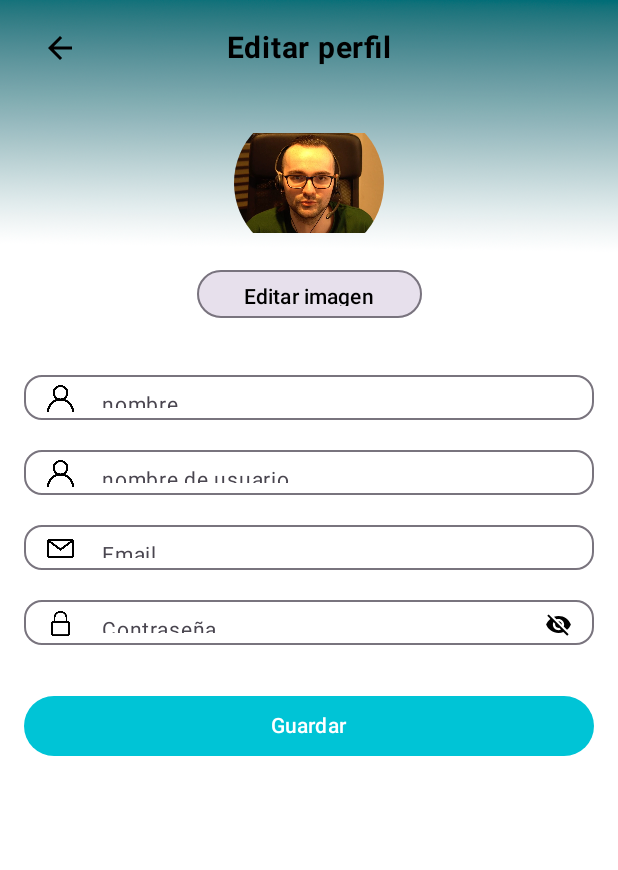
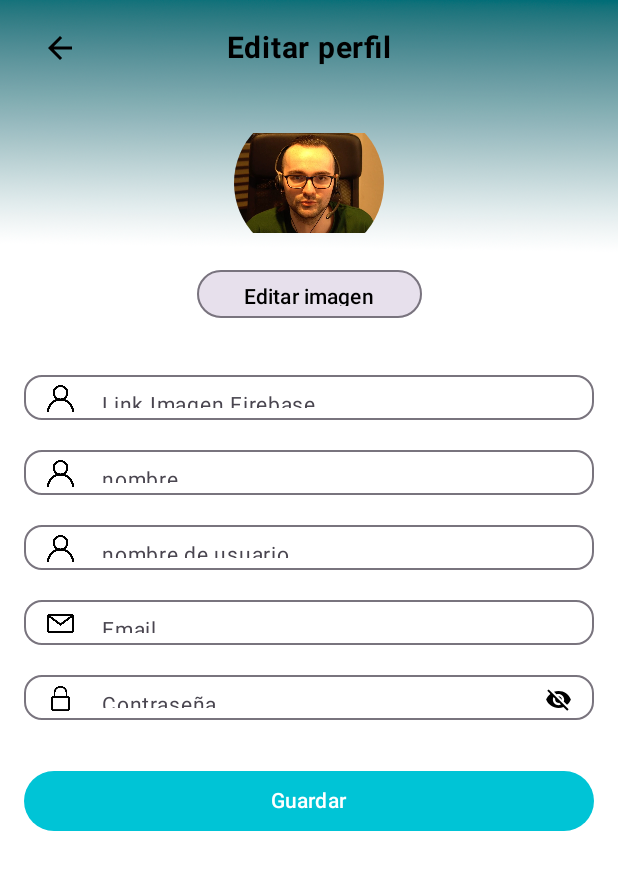
Before and after one commit to SPMBC11/Proyecto_Movil, an Android app built with Jetpack Compose: the @Preview function EditarPerfilPreviewLight, on a phone screen of 412 x 824 dp. Shown: the top 870 px of the screen. Run offline under Robolectric (Android 15) with nearby library versions, the light colour scheme and no system bars; pictures from the network do not load.

Commit message:
Se agrego modificacion de imagen de perfil mediante URL

```diff
--- a/app/src/main/java/com/example/proyecto_movil/ui/Screens/EditProfile/EditarPerfil.kt
+++ b/app/src/main/java/com/example/proyecto_movil/ui/Screens/EditProfile/EditarPerfil.kt
@@ -1,5 +1,8 @@
 package com.example.proyecto_movil.ui.Screens.EditProfile
 
+import android.net.Uri
+import androidx.activity.compose.rememberLauncherForActivityResult
+import androidx.activity.result.contract.ActivityResultContracts
 import androidx.compose.foundation.Image
 import androidx.compose.foundation.isSystemInDarkTheme
 import androidx.compose.foundation.layout.*
@@ -14,6 +17,7 @@ import androidx.compose.runtime.*
 import androidx.compose.ui.Alignment
 import androidx.compose.ui.Modifier
 import androidx.compose.ui.draw.clip
+import androidx.compose.ui.platform.LocalContext
 import androidx.compose.ui.res.painterResource
 import androidx.compose.ui.res.stringResource
 import androidx.compose.ui.text.font.FontWeight
@@ -22,6 +26,8 @@ import androidx.compose.ui.text.input.VisualTransformation
 import androidx.compose.ui.tooling.preview.Preview
 import androidx.compose.ui.unit.dp
 import androidx.compose.ui.unit.sp
+import coil.compose.AsyncImage
+import coil.request.ImageRequest
 import com.example.proyecto_movil.R
 import com.example.proyecto_movil.ui.theme.Proyecto_movilTheme
 import com.example.proyecto_movil.ui.utils.BotonEditarImagen
@@ -36,6 +42,15 @@ fun EditarPerfilScreen(
     onSaved: () -> Unit = {}
 ) {
     val state by viewModel.uiState.collectAsState()
+    val context = LocalContext.current
+    val picker = rememberLauncherForActivityResult(
+        contract = ActivityResultContracts.GetContent()
+    ) { uri: Uri? ->
+        if (uri != null) {
+            val fakeUrl = uri.toString()
+            viewModel.uploadAvatarUrlAfterPicker(fakeUrl)
+        }
+    }
 
     LaunchedEffect(state.navigateBack, state.navigateSaved) {
         if (state.navigateBack) {
@@ -81,25 +96,36 @@ fun EditarPerfilScreen(
 
             Spacer(Modifier.height(16.dp))
 
-            Image(
-                painter = painterResource(id = state.avatarRes),
-                contentDescription = "Avatar",
-                modifier = Modifier
-                    .size(100.dp)
-                    .clip(CircleShape)
-            )
+            if (state.avatarUrl.isNotBlank()) {
+                AsyncImage(
+                    model = ImageRequest.Builder(context).data(state.avatarUrl).crossfade(true).build(),
+                    contentDescription = "Avatar",
+                    modifier = Modifier.size(100.dp).clip(CircleShape)
+                )
+            } else {
+                Image(
+                    painter = painterResource(id = state.avatarRes),
+                    contentDescription = "Avatar",
+                    modifier = Modifier.size(100.dp).clip(CircleShape)
+                )
+            }
 
             Spacer(Modifier.height(8.dp))
 
             BotonEditarImagen(
                 "Editar imagen",
-                onClick = { },
-                modifier = Modifier
-                    .height(32.dp)
-                    .width(150.dp)
+                onClick = { picker.launch("image/*") },
+                modifier = Modifier.height(32.dp).width(150.dp)
             )
 
             Spacer(Modifier.height(24.dp))
+
+            CompactTextField(
+                value = state.avatarUrl,
+                onValueChange = viewModel::updateAvatarUrl,
+                label = "Link Imagen Firebase",
+                icon = R.drawable.usuario
+            )
 
             CompactTextField(
                 value = state.nombrePersona,
@@ -178,8 +204,7 @@ fun CompactTextField(
             {
                 IconButton(onClick = onTogglePassword) {
                     Icon(
-                        imageVector = if (mostrarPassword) Icons.Default.Visibility
-                        else Icons.Default.VisibilityOff,
+                        imageVector = if (mostrarPassword) Icons.Default.Visibility else Icons.Default.VisibilityOff,
                         contentDescription = "Toggle password",
                         modifier = Modifier.size(18.dp),
                         tint = MaterialTheme.colorScheme.onSurface
@@ -190,14 +215,8 @@ fun CompactTextField(
         singleLine = true,
         shape = RoundedCornerShape(12.dp),
         textStyle = LocalTextStyle.current.copy(fontSize = 14.sp),
-        visualTransformation = if (isPassword && !mostrarPassword)
-            PasswordVisualTransformation()
-        else
-            VisualTransformation.None,
-        modifier = Modifier
-            .fillMaxWidth()
-            .height(50.dp)
-            .padding(vertical = 6.dp),
+        visualTransformation = if (isPassword && !mostrarPassword) PasswordVisualTransformation() else VisualTransformation.None,
+        modifier = Modifier.fillMaxWidth().height(50.dp).padding(vertical = 6.dp),
         colors = OutlinedTextFieldDefaults.colors(
             focusedBorderColor = MaterialTheme.colorScheme.primary,
             unfocusedBorderColor = MaterialTheme.colorScheme.outline,
@@ -216,9 +235,7 @@ fun EditarPerfilPreviewLight() {
     Proyecto_movilTheme(useDarkTheme = false) {
         Surface(color = MaterialTheme.colorScheme.background) {
             val vm = remember { EditProfileViewModel() }
-            EditarPerfilScreen(
-                viewModel = vm
-            )
+            EditarPerfilScreen(viewModel = vm)
         }
     }
 }
@@ -229,9 +246,7 @@ fun EditarPerfilPreviewDark() {
     Proyecto_movilTheme(useDarkTheme = true) {
         Surface(color = MaterialTheme.colorScheme.background) {
             val vm = remember { EditProfileViewModel() }
-            EditarPerfilScreen(
-                viewModel = vm
-            )
+            EditarPerfilScreen(viewModel = vm)
         }
     }
 }
--- a/app/src/main/java/com/example/proyecto_movil/ui/Screens/EditProfile/EditarState.kt
+++ b/app/src/main/java/com/example/proyecto_movil/ui/Screens/EditProfile/EditarState.kt
@@ -4,6 +4,7 @@ import com.example.proyecto_movil.R
 
 data class EditProfileState(
     val avatarRes: Int = R.drawable.xocas,
+    val avatarUrl: String = "",
     val nombrePersona: String = "",
     val nombreUsuario: String = "",
     val email: String = "",
--- a/app/src/main/java/com/example/proyecto_movil/ui/Screens/EditProfile/EditarViewModel.kt
+++ b/app/src/main/java/com/example/proyecto_movil/ui/Screens/EditProfile/EditarViewModel.kt
@@ -1,11 +1,12 @@
 package com.example.proyecto_movil.ui.Screens.EditProfile
 
+import android.net.Uri
 import androidx.lifecycle.ViewModel
-import dagger.hilt.android.lifecycle.HiltViewModel
-import javax.inject.Inject
+import androidx.lifecycle.viewModelScope
 import kotlinx.coroutines.flow.MutableStateFlow
 import kotlinx.coroutines.flow.StateFlow
 import kotlinx.coroutines.flow.update
+import kotlinx.coroutines.launch
 
 class EditProfileViewModel : ViewModel() {
     private val _uiState = MutableStateFlow(EditProfileState())
@@ -29,4 +30,12 @@ class EditProfileViewModel : ViewModel() {
     fun updateEmail(v: String) = _uiState.update { it.copy(email = v) }
     fun updatePassword(v: String) = _uiState.update { it.copy(password = v) }
     fun toggleMostrarPassword() = _uiState.update { it.copy(mostrarPassword = !it.mostrarPassword) }
+
+    fun updateAvatarUrl(url: String) = _uiState.update { it.copy(avatarUrl = url) }
+
+    fun uploadAvatarUrlAfterPicker(downloadUrl: String) {
+        viewModelScope.launch {
+            _uiState.update { it.copy(avatarUrl = downloadUrl) }
+        }
+    }
 }
```
